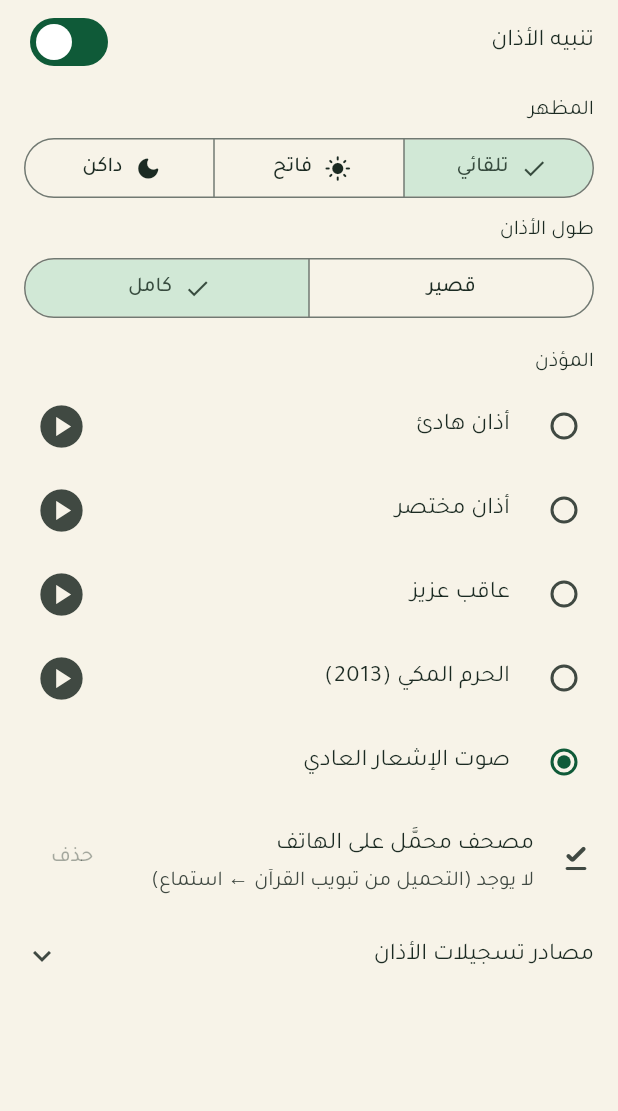
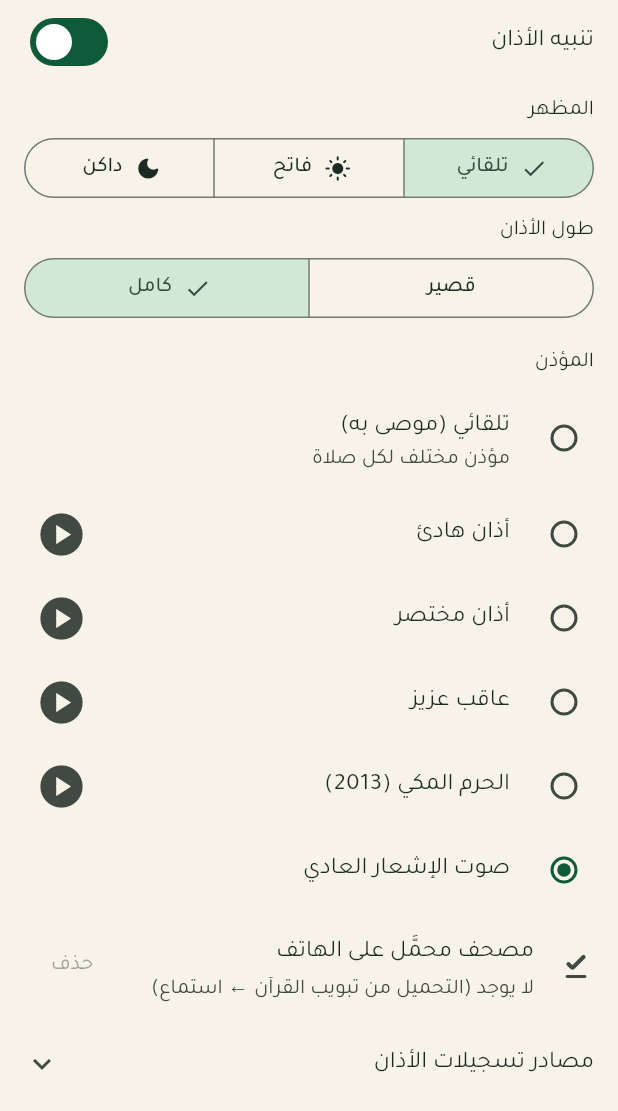
Before and after one commit to mohamedal2min-u/kansafra-mosque-app, a Flutter app: the SettingsScreen widget shown alone on an empty page, opened directly, after a tap on "كامل", after a tap on "صوت الإشعار العادي", on a phone screen of 412 x 824 dp. Shown: the top 1111 px of the screen. Run offline on Flutter 3.47's test engine with Material 3 defaults, Android fonts, the phone set to English and light mode, and no system bars; our stand-ins replace adhan, connectivity_plus, flutter_local_notifications, google_sign_in, hijri, just_audio and 4 more; accounts and stored records are empty; network calls fail; statements that could not run were skipped.

Commit message:
الأذان: الوضع الافتراضي تلقائي بمؤذن مختلف لكل صلاة
Co-Authored-By: Claude Sonnet 5.5 <noreply@anthropic.com>
Claude-Session: https://claude.ai/code/session_01XkGBCwJKScyzzPNe4HDGLL

```diff
--- a/lib/screens/settings_screen.dart
+++ b/lib/screens/settings_screen.dart
@@ -15,7 +15,7 @@ class SettingsScreen extends StatefulWidget {
 
 class _SettingsScreenState extends State<SettingsScreen> with WidgetsBindingObserver {
   AdhanPermissions? _perm;
-  AdhanChoice _choice = AdhanChoice(adhanVoices.first, false);
+  AdhanChoice _choice = const AdhanChoice(null, false, auto: true);
   bool _enabled = true;
   AudioPlayer? _player; // يُنشأ عند أول استماع فقط
   String? _playingId;
@@ -74,7 +74,7 @@ class _SettingsScreenState extends State<SettingsScreen> with WidgetsBindingObse
 
   @override
   Widget build(BuildContext context) {
-    final selected = _choice.voice?.id ?? 'default';
+    final selected = _choice.auto ? 'auto' : _choice.voice?.id ?? 'default';
     final perm = _perm;
     return ListView(children: [
       if (perm != null && !perm.ok)
@@ -152,7 +152,7 @@ class _SettingsScreenState extends State<SettingsScreen> with WidgetsBindingObse
             ButtonSegment(value: true, label: Text('كامل')),
           ],
           selected: {_choice.long},
-          onSelectionChanged: (s) => _pick(AdhanChoice(_choice.voice, s.first)),
+          onSelectionChanged: (s) => _pick(AdhanChoice(_choice.voice, s.first, auto: _choice.auto)),
         ),
       ),
       const Padding(
@@ -164,9 +164,14 @@ class _SettingsScreenState extends State<SettingsScreen> with WidgetsBindingObse
         onChanged: (id) {
           if (id == null) return;
           final v = adhanVoices.where((e) => e.id == id).firstOrNull;
-          _pick(AdhanChoice(v, _choice.long));
+          _pick(AdhanChoice(v, _choice.long, auto: id == 'auto'));
         },
         child: Column(children: [
+          const RadioListTile<String>(
+            title: Text('تلقائي (موصى به)'),
+            subtitle: Text('مؤذن مختلف لكل صلاة'),
+            value: 'auto',
+          ),
           for (final v in adhanVoices)
             RadioListTile<String>(
               title: Text(v.name),
--- a/lib/services/adhan_service.dart
+++ b/lib/services/adhan_service.dart
@@ -87,6 +87,7 @@ class AdhanService {
         final at = tz.TZDateTime.from(PrayerCalc.adjusted(e.key, e.value), tz.local);
         id++;
         if (at.isBefore(now)) continue;
+        final raw = sound.rawNameFor(e.key);
         await _plugin.zonedSchedule(
           id,
           'حان الآن موعد أذان ${PrayerCalc.names[e.key]}',
@@ -95,8 +96,8 @@ class AdhanService {
           NotificationDetails(
             android: AndroidNotificationDetails(
               // صوت القناة لا يتغير بعد إنشائها، فلكل صوت قناة مستقلة.
-              'adhan_${sound.id}',
-              'الأذان (${sound.label})',
+              sound.auto ? 'adhan_auto_$raw' : 'adhan_${sound.id}',
+              sound.auto ? 'الأذان (تلقائي: $raw)' : 'الأذان (${sound.label})',
               channelDescription: 'تنبيهات أوقات الصلاة',
               importance: Importance.max,
               priority: Priority.high,
@@ -105,9 +106,7 @@ class AdhanService {
               audioAttributesUsage: AudioAttributesUsage.alarm,
               visibility: NotificationVisibility.public,
               enableVibration: true,
-              sound: sound.rawName == null
-                  ? null
-                  : RawResourceAndroidNotificationSound(sound.rawName),
+              sound: raw == null ? null : RawResourceAndroidNotificationSound(raw),
             ),
             iOS: const DarwinNotificationDetails(presentSound: true),
           ),
--- a/lib/settings.dart
+++ b/lib/settings.dart
@@ -21,15 +21,26 @@ const adhanVoices = <AdhanVoice>[
   AdhanVoice('voice4', 'v4', 'الحرم المكي (2013)', 'Seyfula Islam - CC BY 3.0'),
 ];
 
-/// اختيار المستخدم لصوت التنبيه. [voice] فارغ يعني صوت الإشعار العادي.
+/// اختيار المستخدم لصوت التنبيه. [voice] فارغ مع [auto] خطأ يعني صوت الإشعار العادي.
+/// [auto] (الافتراضي): لكل صلاة مؤذن مختلف من المؤذنين المضمّنين بالتناوب.
 class AdhanChoice {
+  static const prayers = ['fajr', 'dhuhr', 'asr', 'maghrib', 'isha'];
   final AdhanVoice? voice;
   final bool long;
-  const AdhanChoice(this.voice, this.long);
+  final bool auto;
+  const AdhanChoice(this.voice, this.long, {this.auto = false});
 
-  String get id => voice == null ? 'default' : '${voice!.id}_${long ? 'long' : 'short'}';
-  String get label => voice == null ? 'صوت الإشعار العادي' : '${voice!.name} (${long ? 'كامل' : 'قصير'})';
-  String? get rawName => voice?.rawName(long);
+  String get id => auto ? 'auto_${long ? 'long' : 'short'}' : voice == null ? 'default' : '${voice!.id}_${long ? 'long' : 'short'}';
+  String get label => auto
+      ? 'تلقائي: مؤذن مختلف لكل صلاة (${long ? 'كامل' : 'قصير'})'
+      : voice == null ? 'صوت الإشعار العادي' : '${voice!.name} (${long ? 'كامل' : 'قصير'})';
+
+  /// المؤذن الذي يُنادى به لهذه الصلاة في الوضع التلقائي.
+  AdhanVoice voiceFor(String prayer) =>
+      adhanVoices[prayers.indexOf(prayer).clamp(0, prayers.length - 1) % adhanVoices.length];
+
+  /// اسم ملف الصوت لهذه الصلاة (null = صوت الإشعار العادي).
+  String? rawNameFor(String prayer) => auto ? voiceFor(prayer).rawName(long) : voice?.rawName(long);
 }
 
 class AppSettings {
@@ -39,14 +50,15 @@ class AppSettings {
 
   static Future<AdhanChoice> adhanChoice() async {
     final p = await SharedPreferences.getInstance();
-    final id = p.getString(_kVoice) ?? adhanVoices.first.id;
-    final voice = adhanVoices.where((v) => v.id == id).firstOrNull;
-    return AdhanChoice(voice, p.getBool(_kLong) ?? false);
+    final id = p.getString(_kVoice) ?? 'auto';
+    final long = p.getBool(_kLong) ?? false;
+    if (id == 'auto') return AdhanChoice(null, long, auto: true);
+    return AdhanChoice(adhanVoices.where((v) => v.id == id).firstOrNull, long);
   }
 
   static Future<void> setAdhanChoice(AdhanChoice c) async {
     final p = await SharedPreferences.getInstance();
-    await p.setString(_kVoice, c.voice?.id ?? 'default');
+    await p.setString(_kVoice, c.auto ? 'auto' : c.voice?.id ?? 'default');
     await p.setBool(_kLong, c.long);
   }
 
```
